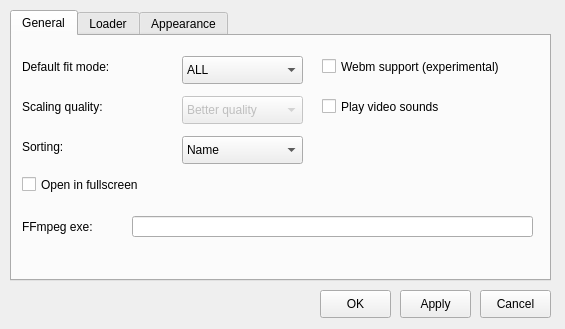
First picture: the form in settingsdialog.ui, repository do-i/thumbgrid, before the edit.
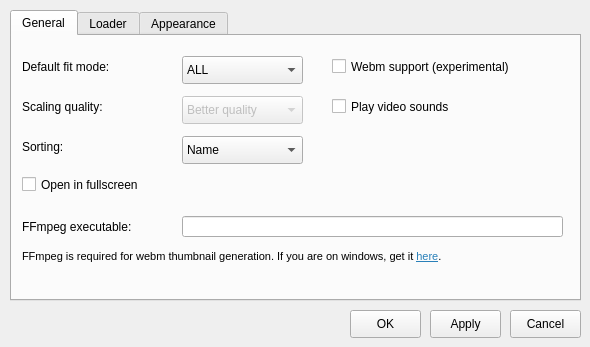
Second picture: the form after the edit. The open tabs and pages were chosen to show the change. Custom widgets are drawn as their Qt base class.

Diff of the .ui file:
```diff
--- a/settingsdialog.ui
+++ b/settingsdialog.ui
@@ -9,8 +9,8 @@
    <rect>
     <x>0</x>
     <y>0</y>
-    <width>565</width>
-    <height>329</height>
+    <width>590</width>
+    <height>347</height>
    </rect>
   </property>
   <property name="sizePolicy">
@@ -40,8 +40,8 @@
   <widget class="QPushButton" name="Cancel">
    <property name="geometry">
     <rect>
-     <x>480</x>
-     <y>290</y>
+     <x>510</x>
+     <y>310</y>
      <width>71</width>
      <height>28</height>
     </rect>
@@ -53,8 +53,8 @@
   <widget class="QPushButton" name="OK">
    <property name="geometry">
     <rect>
-     <x>320</x>
-     <y>290</y>
+     <x>350</x>
+     <y>310</y>
      <width>71</width>
      <height>28</height>
     </rect>
@@ -68,8 +68,8 @@
     <rect>
      <x>10</x>
      <y>10</y>
-     <width>541</width>
-     <height>271</height>
+     <width>571</width>
+     <height>291</height>
     </rect>
    </property>
    <property name="tabPosition">
@@ -224,7 +224,7 @@
     <widget class="QCheckBox" name="playVideosCheckBox">
      <property name="geometry">
       <rect>
-       <x>310</x>
+       <x>320</x>
        <y>20</y>
        <width>211</width>
        <height>21</height>
@@ -237,7 +237,7 @@
     <widget class="QCheckBox" name="playSoundsCheckBox">
      <property name="geometry">
       <rect>
-       <x>310</x>
+       <x>320</x>
        <y>60</y>
        <width>181</width>
        <height>21</height>
@@ -252,24 +252,55 @@
       <rect>
        <x>10</x>
        <y>180</y>
-       <width>101</width>
+       <width>151</width>
        <height>21</height>
       </rect>
      </property>
      <property name="text">
-      <string>FFmpeg exe:</string>
+      <string>FFmpeg executable:</string>
      </property>
     </widget>
     <widget class="QLineEdit" name="ffmpegLineEdit">
      <property name="geometry">
       <rect>
-       <x>120</x>
+       <x>170</x>
        <y>180</y>
-       <width>401</width>
+       <width>381</width>
        <height>21</height>
       </rect>
      </property>
     </widget>
+    <widget class="QLabel" name="label">
+     <property name="geometry">
+      <rect>
+       <x>10</x>
+       <y>210</y>
+       <width>521</width>
+       <height>21</height>
+      </rect>
+     </property>
+     <property name="font">
+      <font>
+       <pointsize>8</pointsize>
+       <weight>50</weight>
+       <italic>false</italic>
+       <bold>false</bold>
+       <kerning>true</kerning>
+      </font>
+     </property>
+     <property name="frameShape">
+      <enum>QFrame::NoFrame</enum>
+     </property>
+     <property name="frameShadow">
+      <enum>QFrame::Raised</enum>
+     </property>
+     <property name="text">
+      <string>&lt;html&gt;&lt;head/&gt;&lt;body&gt;&lt;p&gt;FFmpeg is required for webm thumbnail generation. If you are on windows, get it &lt;a href=&quot;http://ffmpeg.zeranoe.com/builds/&quot;&gt;&lt;span style=&quot; text-decoration: underline; color:#2980b9;&quot;&gt;here&lt;/span&gt;&lt;/a&gt;.&lt;/p&gt;&lt;/body&gt;&lt;/html&gt;</string>
+     </property>
+     <property name="openExternalLinks">
+      <bool>true</bool>
+     </property>
+    </widget>
    </widget>
    <widget class="QWidget" name="tab_2">
     <property name="enabled">
@@ -461,8 +492,8 @@
   <widget class="QPushButton" name="pushButton">
    <property name="geometry">
     <rect>
-     <x>400</x>
-     <y>290</y>
+     <x>430</x>
+     <y>310</y>
      <width>71</width>
      <height>28</height>
     </rect>
```
Left out of the diff: 2 changed lines with no effect on the pictures.
